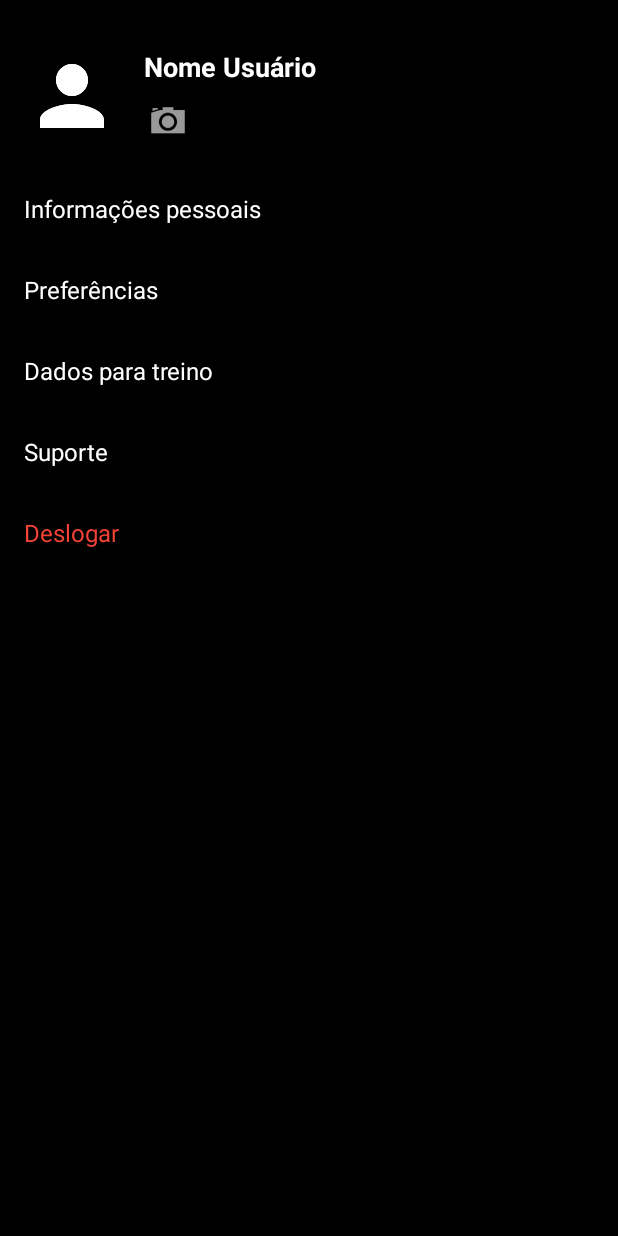
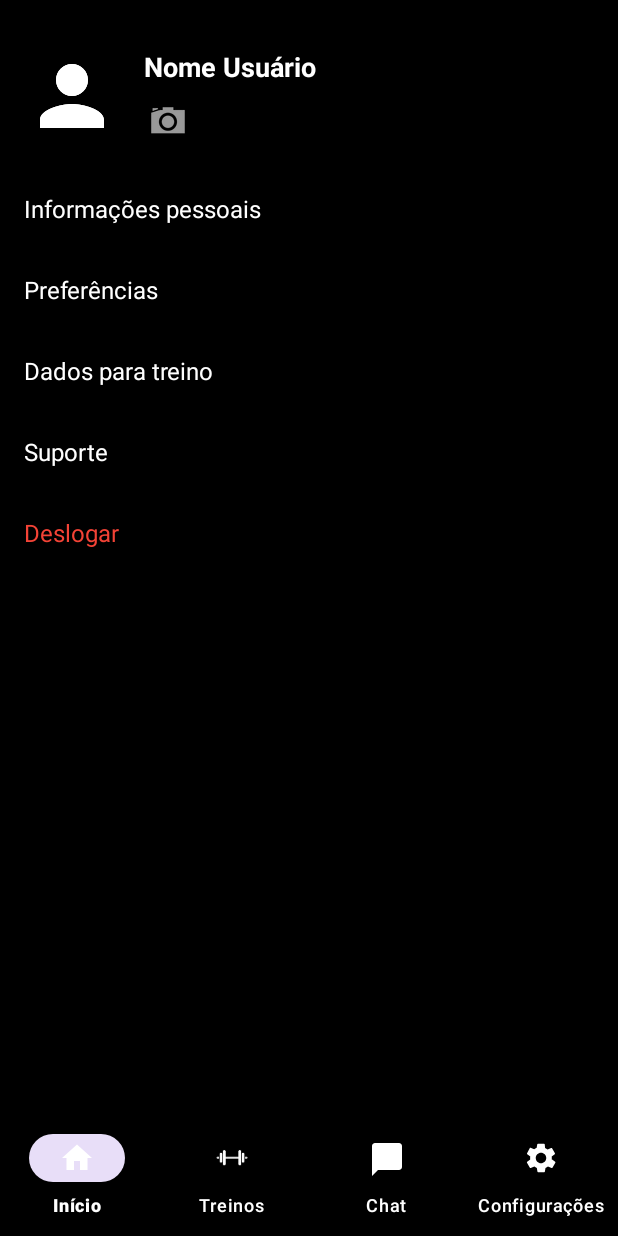
Before and after one commit to stufflyxd/UniPump, an Android app: the TelaConfig screen opened directly, with no data from a screen before it, on a phone screen of 412 x 824 dp. Run offline under Robolectric (Android 15) with nearby library versions, the phone set to English and light mode, and no system bars.

Commit message:
Atulizando o repositorio

```diff
--- a/app/src/main/java/com/example/unipump/TelaCriarFichaTreino2_Funcionario.kt
+++ b/app/src/main/java/com/example/unipump/TelaCriarFichaTreino2_Funcionario.kt
@@ -191,6 +191,7 @@ class TelaCriarFichaTreino2_Funcionario : AppCompatActivity() {
                 resources.getDimensionPixelSize(R.dimen.field_height)
             ).apply {
                 marginEnd = resources.getDimensionPixelSize(R.dimen.time_margin)
+
             }
             background = resources.getDrawable(R.drawable.rounded_edittext, null)
             backgroundTintList = resources.getColorStateList(R.color.field_background, null)
--- a/app/src/main/java/com/example/unipump/TelaSobre.kt
+++ b/app/src/main/java/com/example/unipump/TelaSobre.kt
@@ -11,7 +11,7 @@ class TelaSobre : AppCompatActivity() {
         super.onCreate(savedInstanceState)
         setContentView(R.layout.activity_tela_sobre)
 
-        val backButton: ImageView = findViewById(R.id.back_button)
+        val backButton: ImageView = findViewById(R.id.SetaVoltarTelaCriarFicha)
 
         backButton.setOnClickListener {
             finish()
--- a/app/src/main/res/layout/activity_tela_config.xml
+++ b/app/src/main/res/layout/activity_tela_config.xml
@@ -146,6 +146,7 @@
                     android:textSize="16sp" />
             </LinearLayout>
 
+
             <!--            <TextView-->
             <!--                android:id="@+id/training_data"-->
             <!--                android:layout_width="match_parent"-->
@@ -190,4 +191,17 @@
 
     </RelativeLayout>
 
+    <com.google.android.material.bottomnavigation.BottomNavigationView
+        android:id="@+id/bottom_navigation"
+        android:layout_width="0dp"
+        android:layout_height="wrap_content"
+        android:background="@color/black"
+        app:menu="@menu/menu_bottom_nav"
+        app:labelVisibilityMode="labeled"
+        app:itemIconTint="@color/white"
+        app:itemTextColor="@color/white"
+        app:layout_constraintBottom_toBottomOf="parent"
+        app:layout_constraintStart_toStartOf="parent"
+        app:layout_constraintEnd_toEndOf="parent" />
+
 </androidx.constraintlayout.widget.ConstraintLayout>
--- a/app/src/main/res/layout/activity_tela_pref.xml
+++ b/app/src/main/res/layout/activity_tela_pref.xml
@@ -161,6 +161,7 @@
 
         </LinearLayout>
 
+
     </RelativeLayout>
 
 </androidx.constraintlayout.widget.ConstraintLayout>
```
Also changed, not shown: app/src/main/java/com/example/unipump/TelaConfig.kt (+34 -7 lines), app/src/main/java/com/example/unipump/TelaPref.kt (+15 -3 lines).
